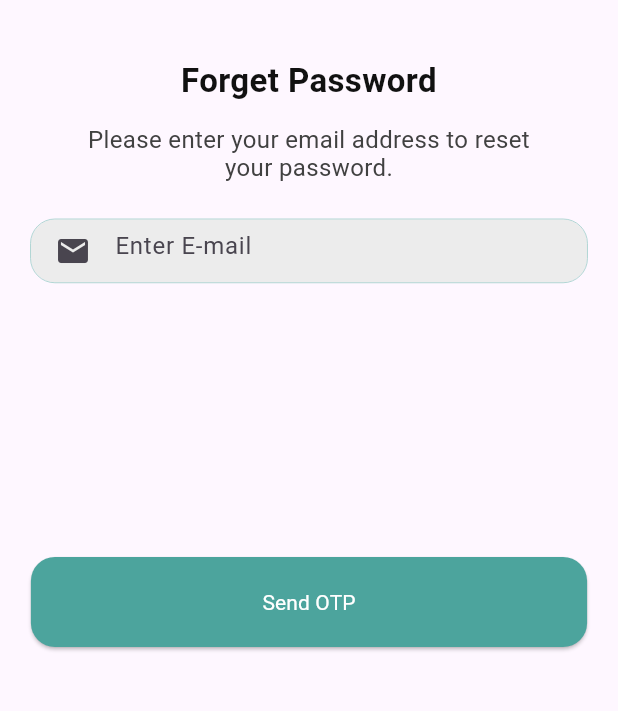
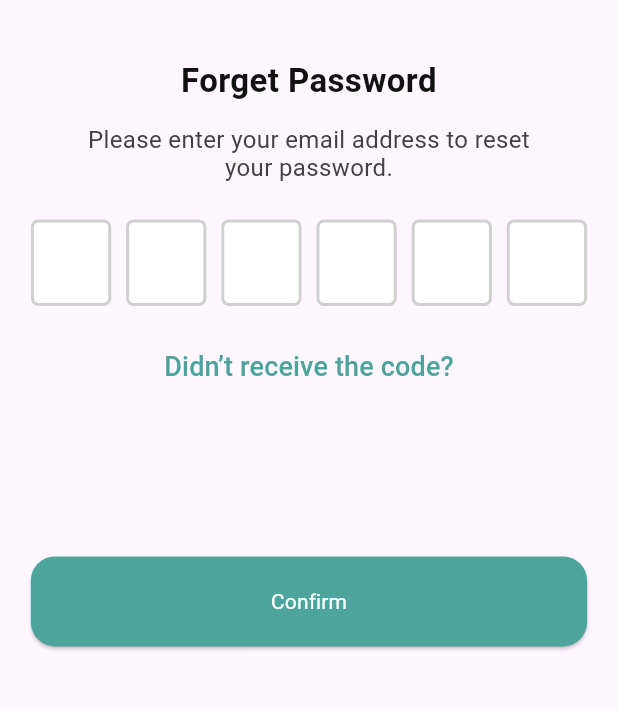
Before and after one commit to TopuFD/coupkart, a Flutter app: the ForgetPassScreen screen opened by its route, after a tap on "Send OTP", on a phone screen of 412 x 824 dp, the part 458-1169 px from its top. Run offline on Flutter 3.47's test engine with Material 3 defaults, Android fonts, the phone set to English and light mode, and no system bars; drawn by our look-alikes of pin_code_fields; our stand-ins replace carousel_slider, get; Roboto replaces fonts that are missing (Poppins).

Commit message:
add otp screen

```diff
--- a/lib/route/app_route.dart
+++ b/lib/route/app_route.dart
@@ -1,4 +1,5 @@
 import 'package:coupkart/view/auth_screen/forget_pass_screen.dart';
+import 'package:coupkart/view/auth_screen/otp_code_screen.dart';
 import 'package:coupkart/view/auth_screen/signin_screen.dart';
 import 'package:coupkart/view/splash_screen/onbording_screen.dart';
 import 'package:coupkart/view/splash_screen/splash.dart';
@@ -9,11 +10,13 @@ class AppRoute {
   static String onbordingScreen = "/onbordingScreen";
   static String signinScreen = "/signinScreen";
   static String forgetPassScreen = "/forgetPassScreen";
+  static String otpCodeScreen = "/otpCodeScreen";
 
   static List<GetPage> getPage = [
     GetPage(name: splashScreen, page: () => const SplashScreen()),
     GetPage(name: onbordingScreen, page: () => OnbordingScreen()),
     GetPage(name: signinScreen, page: () => SigninScreen()),
     GetPage(name: forgetPassScreen, page: () => ForgetPassScreen()),
+    GetPage(name: otpCodeScreen, page: () => OtpCodeScreen()),
   ];
 }
--- a/lib/view/auth_screen/forget_pass_screen.dart
+++ b/lib/view/auth_screen/forget_pass_screen.dart
@@ -1,3 +1,4 @@
+import 'package:coupkart/route/app_route.dart';
 import 'package:coupkart/widget/auth_top_item.dart';
 import 'package:coupkart/widget/custom_body_button.dart';
 import 'package:coupkart/widget/custom_text_field.dart';
@@ -53,9 +54,13 @@ class ForgetPassScreen extends StatelessWidget {
                       },
                     ),
                     SizedBox(
-                      height: Get.height /4.5,
+                      height: Get.height / 4.5,
                     ),
-                    CustomBodyButton(buttonTitle: "Send OTP", ontap: () {}),
+                    CustomBodyButton(
+                        buttonTitle: "Send OTP",
+                        ontap: () {
+                          Get.toNamed(AppRoute.otpCodeScreen);
+                        }),
                     SizedBox(
                       height: Get.height * .04,
                     ),
--- /dev/null
+++ b/lib/view/auth_screen/otp_code_screen.dart
@@ -0,0 +1,118 @@
+import 'dart:async';
+import 'package:coupkart/utils/app_color.dart';
+import 'package:coupkart/widget/auth_top_item.dart';
+import 'package:coupkart/widget/custom_body_button.dart';
+import 'package:coupkart/widget/document_text.dart';
+import 'package:coupkart/widget/heading_text.dart';
+import 'package:flutter/material.dart';
+import 'package:get/get.dart';
+import 'package:pin_code_fields/pin_code_fields.dart';
+
+class OtpCodeScreen extends StatefulWidget {
+  const OtpCodeScreen({super.key});
+
+  @override
+  State<OtpCodeScreen> createState() => _OtpCodeScreenState();
+}
+
+class _OtpCodeScreenState extends State<OtpCodeScreen> {
+  TextEditingController textEditingController = TextEditingController();
+  StreamController<ErrorAnimationType>? errorController;
+  String currentText = "";
+
+  @override
+  void initState() {
+    super.initState();
+    textEditingController = TextEditingController();
+    errorController = StreamController<ErrorAnimationType>();
+  }
+
+  @override
+  void dispose() {
+    textEditingController.dispose();
+    errorController?.close();
+    super.dispose();
+  }
+
+  @override
+  Widget build(BuildContext context) {
+    final size = MediaQuery.of(context).size;
+    return Scaffold(
+      body: SingleChildScrollView(
+        physics: const BouncingScrollPhysics(),
+        child: Column(
+          children: [
+            const CustomAuthTopItem(),
+            Padding(
+              padding: EdgeInsets.symmetric(horizontal: Get.width * .05),
+              child: Column(
+                children: [
+                  SizedBox(
+                    height: Get.height * .05,
+                  ),
+                  const HeadingText(headingText: "Forget Password"),
+                  SizedBox(
+                    height: Get.height * .02,
+                  ),
+                  const DocumentText(
+                      documentText:
+                          "Please enter your email address to reset\nyour password."),
+                  SizedBox(
+                    height: Get.height * .03,
+                  ),
+                  PinCodeTextField(
+                    appContext: context,
+                    length: 6,
+                    obscureText: false,
+                    animationType: AnimationType.fade,
+                    pinTheme: PinTheme(
+                      inactiveColor: const Color.fromARGB(66, 73, 73, 73),
+                      inactiveFillColor: AppColor.whiteColor,
+                      shape: PinCodeFieldShape.box,
+                      borderRadius: BorderRadius.circular(5),
+                      fieldHeight: size.height * .07,
+                      fieldWidth: size.width * .13,
+                      activeFillColor: AppColor.whiteColor,
+                    ),
+                    animationDuration: const Duration(milliseconds: 300),
+                    enableActiveFill: true,
+                    errorAnimationController: errorController,
+                    controller: textEditingController,
+                    onCompleted: (v) {
+                      print("Completed");
+                    },
+                    onChanged: (value) {
+                      currentText = value;
+                    },
+                    beforeTextPaste: (text) {
+                      return true;
+                    },
+                  ),
+                  TextButton(
+                      onPressed: () {},
+                      child: const Text(
+                        'Didn’t receive the code?',
+                        style: TextStyle(
+                          color: AppColor.primaryColor,
+                          fontSize: 18,
+                          fontFamily: 'Poppins',
+                          fontWeight: FontWeight.w500,
+                          height: 0,
+                        ),
+                      )),
+                  SizedBox(
+                    height: Get.height / 8,
+                  ),
+                  CustomBodyButton(buttonTitle: "Confirm", ontap: () {}),
+                  SizedBox(
+                    height: Get.height * .04,
+                  ),
+                ],
+              ),
+            )
+          ],
+        ),
+      ),
+    );
+  }
+}
```
